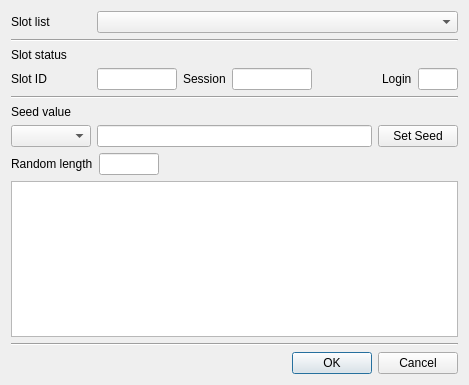
Before: the Qt Designer form CryptokiMan/rand_dlg.ui in jykim74/CryptokiMan, drawn with Qt 5.
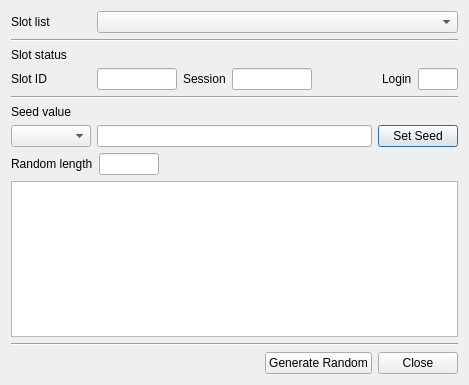
After: the same form once the commit is applied.

Commit message: Random 에서 OK버튼->Generate Rand 로 라벨 변경

Patch:
```diff
--- a/CryptokiMan/rand_dlg.ui
+++ b/CryptokiMan/rand_dlg.ui
@@ -230,14 +230,38 @@
     </widget>
    </item>
    <item>
-    <widget class="QDialogButtonBox" name="buttonBox">
-     <property name="orientation">
-      <enum>Qt::Horizontal</enum>
+    <layout class="QGridLayout" name="gridLayout_4">
+     <property name="topMargin">
+      <number>0</number>
      </property>
-     <property name="standardButtons">
-      <set>QDialogButtonBox::Cancel|QDialogButtonBox::Ok</set>
-     </property>
-    </widget>
+     <item row="0" column="1">
+      <widget class="QPushButton" name="mGenRandBtn">
+       <property name="text">
+        <string>Generate Random</string>
+       </property>
+      </widget>
+     </item>
+     <item row="0" column="2">
+      <widget class="QPushButton" name="mCloseBtn">
+       <property name="text">
+        <string>Close</string>
+       </property>
+      </widget>
+     </item>
+     <item row="0" column="0">
+      <spacer name="horizontalSpacer_3">
+       <property name="orientation">
+        <enum>Qt::Horizontal</enum>
+       </property>
+       <property name="sizeHint" stdset="0">
+        <size>
+         <width>40</width>
+         <height>20</height>
+        </size>
+       </property>
+      </spacer>
+     </item>
+    </layout>
    </item>
   </layout>
  </widget>
```
Left out of the diff: 35 changed lines with no effect on the pictures. The commit also changes 2 other files.
